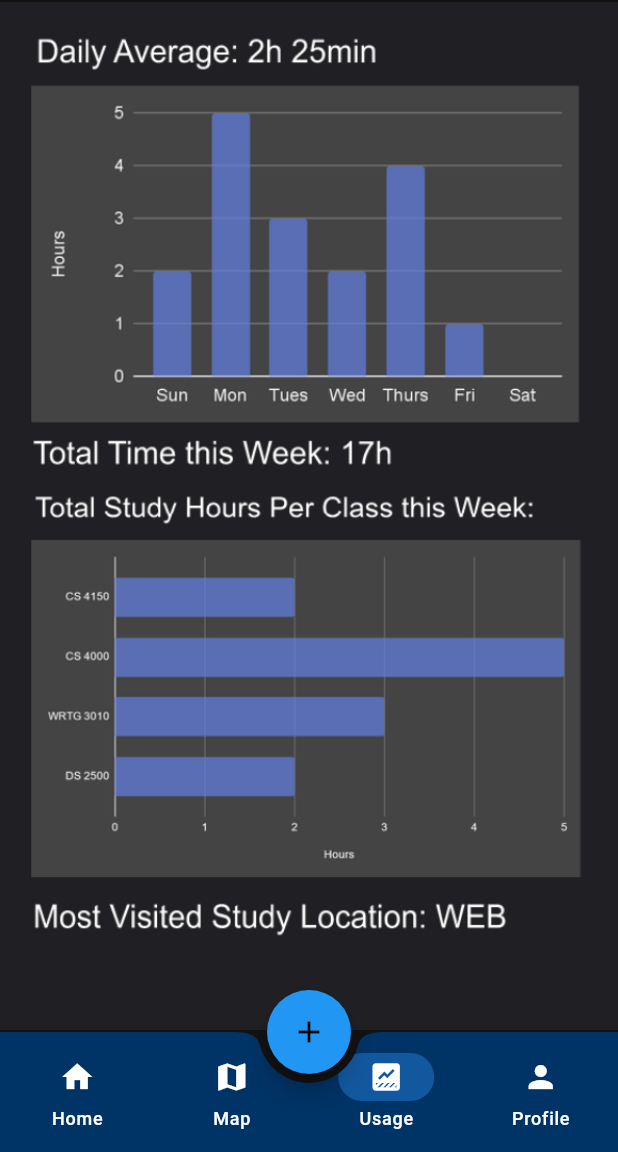
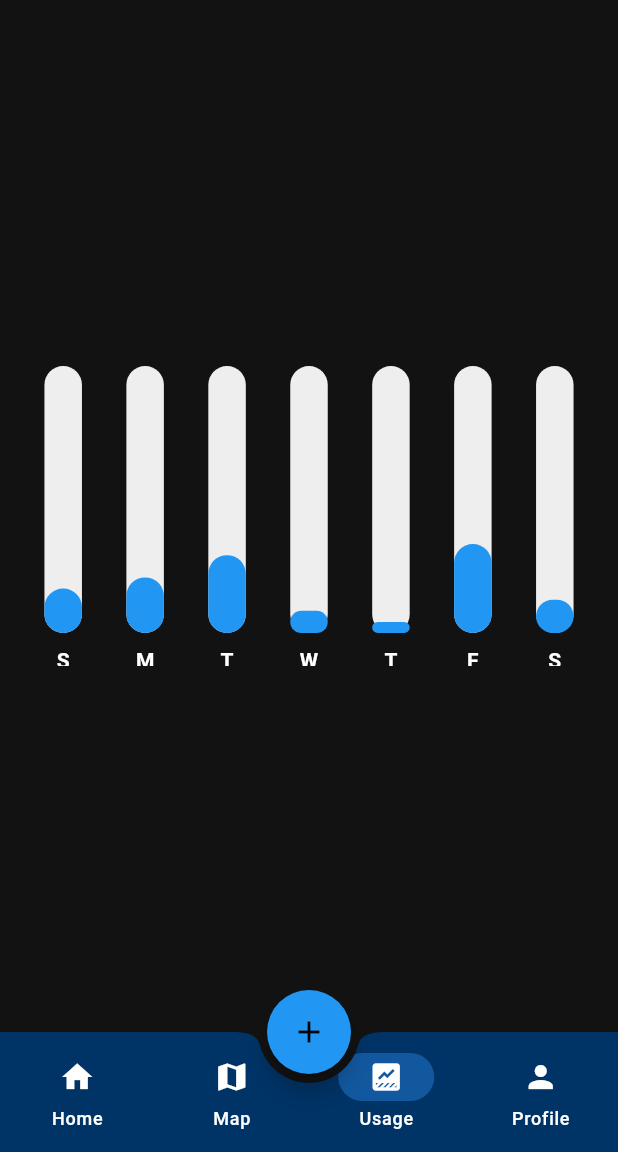
Before and after one commit to nelstran/booth, a Flutter app: the screen it shows once a user with an empty profile is signed in, item 3 of the bottom bar chosen, on a phone screen of 412 x 824 dp, the part 84-1236 px from its top. Run offline on Flutter 3.47's test engine with Material 3 defaults, Android fonts, the light colour scheme and no system bars; drawn by our look-alikes of fl_chart; our stand-ins replace firebase_auth, firebase_core, firebase_database, logger; missing offline and left inert: amplitude_flutter; accounts and stored records are empty.

Commit message:
added bar chart code

```diff
--- a/lib/App_Pages/usage_page.dart
+++ b/lib/App_Pages/usage_page.dart
@@ -1,18 +1,170 @@
 import 'package:flutter/material.dart';
+import 'package:fl_chart/fl_chart.dart';
 
 class UsagePage extends StatelessWidget {
   const UsagePage({super.key});
 
+  // @override
+  // Widget build(BuildContext context) {
+  //    return Column(
+  //      children: [
+  //        Expanded(
+  //         child: Image.asset(
+  //                   'assets/images/usage.png'),
+  //            ),
+  //      ],
+  //    );
+  //   // return const Text("Usage Placeholder");
+  // }
+
+
   @override
   Widget build(BuildContext context) {
-     return Column(
-       children: [
-         Expanded(
-          child: Image.asset(
-                    'assets/images/usage.png'),
-             ),
-       ],
-     );
-    // return const Text("Usage Placeholder");
+
+   List<double> weeklySummary = [4, 5, 7, 2, 1, 8, 3];
+
+   BarData myBarData = BarData(
+    sunAmount: weeklySummary[0],
+    monAmount: weeklySummary[1],
+    tueAmount: weeklySummary[2],
+    wedAmount: weeklySummary[3],
+    thurAmount: weeklySummary[4],
+    friAmount: weeklySummary[5],
+    satAmount: weeklySummary[6]
+   );
+
+   myBarData.initializeBarData();
+
+    return Scaffold(
+      body: Center(
+        child: SizedBox(
+          height: 200,
+          child: BarChart(
+            BarChartData(
+              maxY: 24,
+              minY: 0,
+              gridData: FlGridData(show: false),
+              borderData: FlBorderData(show: false),
+              titlesData: FlTitlesData(
+                show: true,
+                topTitles: AxisTitles(sideTitles: SideTitles(showTitles: false)),
+                leftTitles: AxisTitles(sideTitles: SideTitles(showTitles: false)),
+                rightTitles: AxisTitles(sideTitles: SideTitles(showTitles: false)),
+                bottomTitles: AxisTitles(sideTitles: SideTitles(
+                  showTitles: true,
+                  getTitlesWidget: getBottomTitles,
+                ),
+                ),
+              ),
+              barGroups: myBarData.barData.map((data) => BarChartGroupData(
+                x: data.x,
+                barRods: [
+                  BarChartRodData(
+                    toY: data.y,
+                    color: Colors.blue,
+                    width:25,
+                    //borderRadius: BorderRadiues.circular(4),
+                    backDrawRodData: BackgroundBarChartRodData(
+                      show: true,
+                      toY: 24,
+                      color: Colors.grey[200],
+                    ),
+                  ),
+                ],
+              ),).toList(),
+            ),
+          ),
+        ),
+      ),
+    );
   }
+
+  Widget getBottomTitles (double value, TitleMeta meta){
+
+    const style = TextStyle(
+      color: Colors.white,
+      fontWeight: FontWeight.bold,
+      fontSize: 14,
+    );
+
+    Widget text;
+    switch (value.toInt()){
+      case 0:
+        text = const Text("S", style: style);
+        break;
+      case 1:
+        text = const Text("M", style: style);
+        break;
+      case 2:
+        text = const Text("T", style: style);
+        break;
+      case 3:
+        text = const Text("W", style: style);
+        break;
+      case 4:
+        text = const Text("T", style: style);
+        break;
+      case 5:
+        text = const Text("F", style: style);
+        break;
+      case 6:
+        text = const Text("S", style: style);
+        break;
+      default:
+        text = const Text("", style: style);
+        break;
+    }
+
+    return SideTitleWidget(child: text, axisSide: meta.axisSide);
+
+  }
+
 }
+
+
+class BarData{
+
+  final double sunAmount;
+  final double monAmount;
+  final double tueAmount;
+  final double wedAmount;
+  final double thurAmount;
+  final double friAmount;
+  final double satAmount;
+
+  BarData({
+    required this.sunAmount,
+    required this.monAmount,
+    required this.tueAmount,
+    required this.wedAmount,
+    required this.thurAmount,
+    required this.friAmount,
+    required this.satAmount,
+  });
+
+  List<IndivididualBar> barData = [];
+
+  void initializeBarData() {
+    barData = [
+      IndivididualBar(x: 0, y: sunAmount),
+      IndivididualBar(x: 1, y: monAmount),
+      IndivididualBar(x: 2, y: tueAmount),
+      IndivididualBar(x: 3, y: wedAmount),
+      IndivididualBar(x: 4, y: thurAmount),
+      IndivididualBar(x: 5, y: friAmount),
+      IndivididualBar(x: 6, y: satAmount)
+
+    ];
+  }
+
+}
+
+class IndivididualBar {
+  final int x;
+  final double y;
+
+  IndivididualBar({
+    required this.x,
+    required this.y,
+  });
+}
--- a/pubspec.yaml
+++ b/pubspec.yaml
@@ -40,6 +40,7 @@ dependencies:
   firebase_auth: ^4.18.0
   firebase_database: ^10.5.0
   logger: ^2.4.0
+  fl_chart: ^0.69.0
 
 dev_dependencies:
   flutter_test:
```
